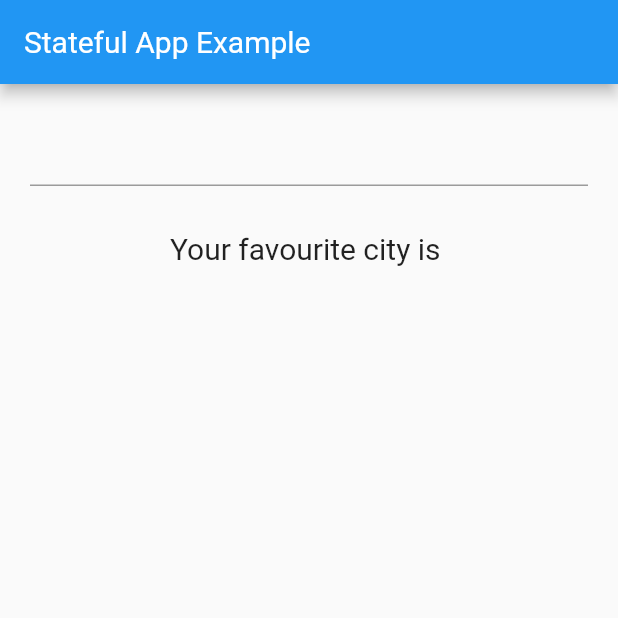
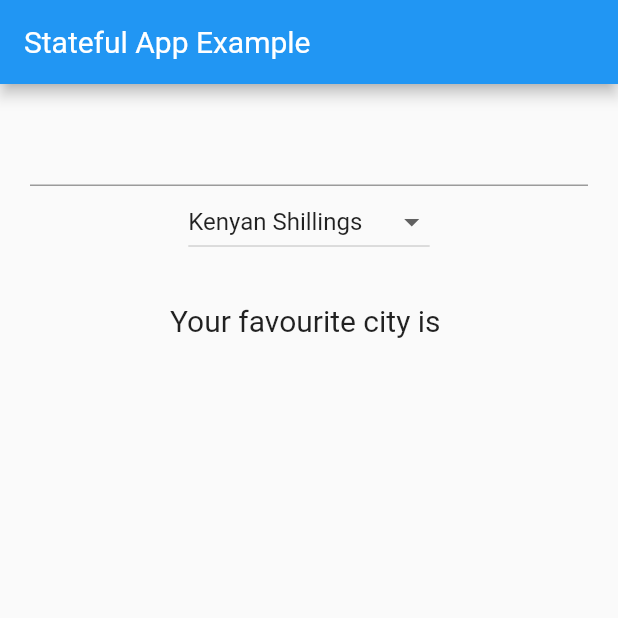
Before and after one commit to gitonga123/hundreds-days-of-code, a Flutter app: the screen it shows after launch, on a phone screen of 412 x 824 dp, the top half of it. Run offline on Flutter 3.47's test engine with Material 2 defaults, Android fonts, the phone set to English and light mode, and no system bars; our stand-ins replace flutter_spinkit, font_awesome_flutter.

Commit message:
Widget: drop down widget

```diff
--- a/flutter_app/lib/main.dart
+++ b/flutter_app/lib/main.dart
@@ -9,8 +9,7 @@ class MyHome extends StatelessWidget {
     return MaterialApp(
         title: "Exploring Flutter UI Widgets",
         debugShowCheckedModeBanner: false,
-        home: FavouriteCity()
-    );
+        home: FavouriteCity());
   }
 }
 
@@ -89,6 +88,14 @@ class FavouriteCity extends StatefulWidget {
 
 class _FavouriteCityState extends State<FavouriteCity> {
   String nameCity = "";
+  var _currencies = [
+    'Kenyan Shillings',
+    'Ugandan Shillings',
+    'Tanzanian Shillings',
+    'Rwandese Franc',
+    'Burundian Franc'
+  ];
+  var _currencySelected = 'Kenyan Shillings';
   @override
   Widget build(BuildContext context) {
     return Scaffold(
@@ -106,6 +113,19 @@ class _FavouriteCityState extends State<FavouriteCity> {
                 });
               },
             ),
+            DropdownButton<String>(
+              items: _currencies.map((String currencyItem) {
+                return DropdownMenuItem<String>(
+                  child: Text(currencyItem),
+                  value: currencyItem,
+                );
+              }).toList(),
+              onChanged: (String newCurrency) {
+                debugPrint(newCurrency);
+                _currencySelectedFunc(newCurrency);
+              },
+              value: _currencySelected,
+            ),
             Padding(
               padding: const EdgeInsets.all(30.0),
               child: Text(
@@ -118,4 +138,10 @@ class _FavouriteCityState extends State<FavouriteCity> {
       ),
     );
   }
+
+  void _currencySelectedFunc(String newCurrency) {
+    setState(() {
+      this._currencySelected = newCurrency;
+    });
+  }
 }
```
